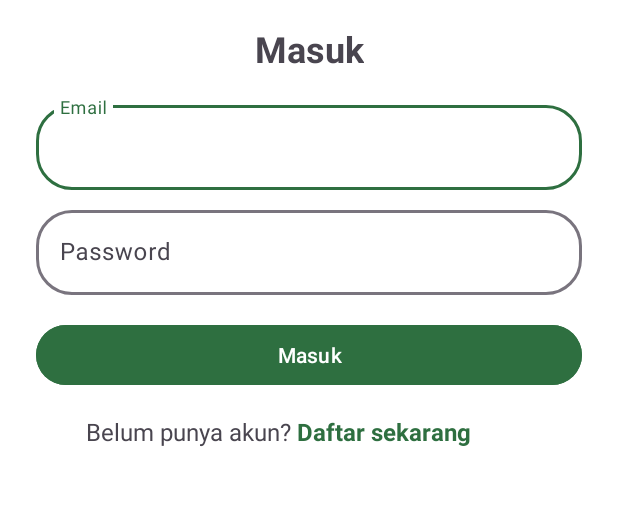
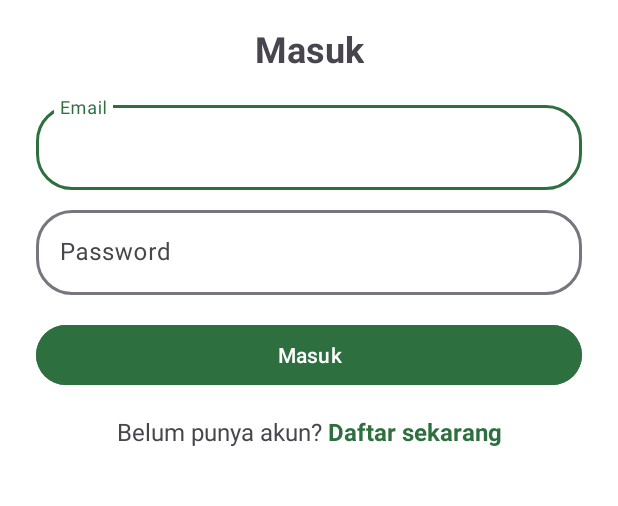
Before and after one commit to hanifalfaqih/GreenBin-FIT2025, an Android app: the LoginActivity screen opened directly, with no data from a screen before it, on a phone screen of 412 x 824 dp, the part 402-908 px from its top. Run offline under Robolectric (Android 15) with nearby library versions, the phone set to English and light mode, and no system bars.

Commit message:
fix: scan QR error and activity login UI

```diff
--- a/app/src/main/java/id/hanifalfaqih/greenbin_fit2025/ui/send_trash/SendTrashActivity.kt
+++ b/app/src/main/java/id/hanifalfaqih/greenbin_fit2025/ui/send_trash/SendTrashActivity.kt
@@ -1,10 +1,11 @@
-package com.example.gemcangren.activities
+package id.hanifalfaqih.greenbin_fit2025.ui.send_trash
 
 import android.Manifest
 import android.content.pm.PackageManager
 import android.os.Bundle
 import android.util.Log
 import android.widget.Toast
+import androidx.activity.enableEdgeToEdge
 import androidx.appcompat.app.AppCompatActivity
 import androidx.camera.core.CameraSelector
 import androidx.camera.core.ImageAnalysis
@@ -14,19 +15,20 @@ import androidx.camera.lifecycle.ProcessCameraProvider
 import androidx.camera.view.PreviewView
 import androidx.core.app.ActivityCompat
 import androidx.core.content.ContextCompat
+import androidx.core.view.ViewCompat
+import androidx.core.view.WindowInsetsCompat
 import androidx.lifecycle.ViewModelProvider
 import com.google.mlkit.vision.barcode.BarcodeScanning
 import com.google.mlkit.vision.common.InputImage
+import id.hanifalfaqih.greenbin_fit2025.R
 import id.hanifalfaqih.greenbin_fit2025.databinding.ActivitySendTrashBinding
-import id.hanifalfaqih.greenbin_fit2025.viewmodel.TransactionViewModel
 
 class SendTrashActivity : AppCompatActivity() {
     private lateinit var previewView: PreviewView
     private lateinit var cameraProvider: ProcessCameraProvider
     private val scanner by lazy { BarcodeScanning.getClient() }
     private var latestScannedValue: String? = null
-    private lateinit var viewModel: TransactionViewModel
-
+//    private lateinit var viewModel: TransactionViewModel
     private lateinit var binding: ActivitySendTrashBinding
 
     override fun onCreate(savedInstanceState: Bundle?) {
@@ -35,11 +37,6 @@ class SendTrashActivity : AppCompatActivity() {
         setContentView(binding.root)
 
         previewView = binding.previewView
-
-        viewModel = ViewModelProvider(
-            this,
-            ViewModelProvider.AndroidViewModelFactory.getInstance(application)
-        )[TransactionViewModel::class.java]
 
         if (ContextCompat.checkSelfPermission(this, Manifest.permission.CAMERA) == PackageManager.PERMISSION_GRANTED) {
             startCamera()
--- a/app/src/main/res/layout/activity_login.xml
+++ b/app/src/main/res/layout/activity_login.xml
@@ -95,17 +95,20 @@
 
     </LinearLayout>
 
+    <LinearLayout
+        android:layout_marginTop="16dp"
+        app:layout_constraintEnd_toEndOf="parent"
+        app:layout_constraintStart_toStartOf="parent"
+        app:layout_constraintTop_toBottomOf="@+id/linearLayout"
+        android:layout_width="wrap_content"
+        android:layout_height="wrap_content" >
+
         <TextView
             android:id="@+id/register_text"
             android:layout_width="wrap_content"
             android:layout_height="wrap_content"
-        android:layout_marginTop="16dp"
             android:text="Belum punya akun?"
-        android:textSize="16sp"
-        app:layout_constraintEnd_toEndOf="parent"
-        app:layout_constraintHorizontal_bias="0.146"
-        app:layout_constraintStart_toStartOf="parent"
-        app:layout_constraintTop_toBottomOf="@+id/linearLayout" />
+            android:textSize="16sp" />
 
         <TextView
             android:id="@+id/register_link_text"
@@ -115,9 +118,7 @@
             android:text="Daftar sekarang"
             android:textColor="@color/primary"
             android:textSize="16sp"
-        android:textStyle="bold"
-        app:layout_constraintBottom_toBottomOf="@+id/register_text"
-        app:layout_constraintStart_toEndOf="@id/register_text"
-        app:layout_constraintTop_toTopOf="@+id/register_text" />
+            android:textStyle="bold" />
 
+    </LinearLayout>
 </androidx.constraintlayout.widget.ConstraintLayout>
```
Lines whose indentation alone changed are shown as unchanged.
